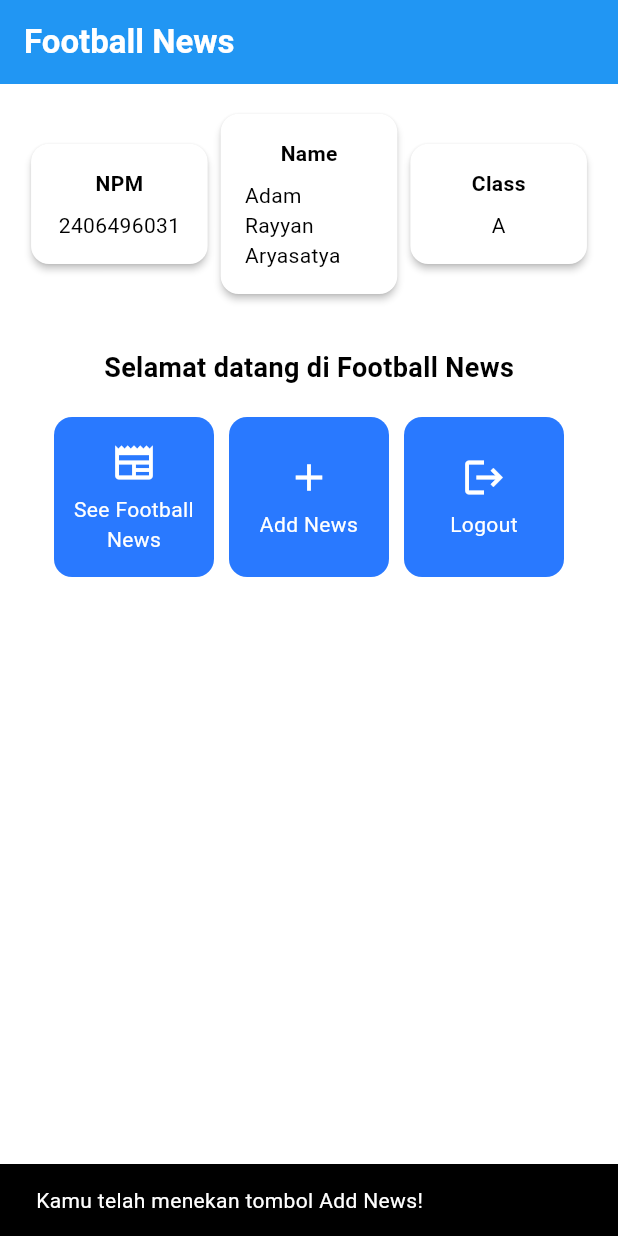
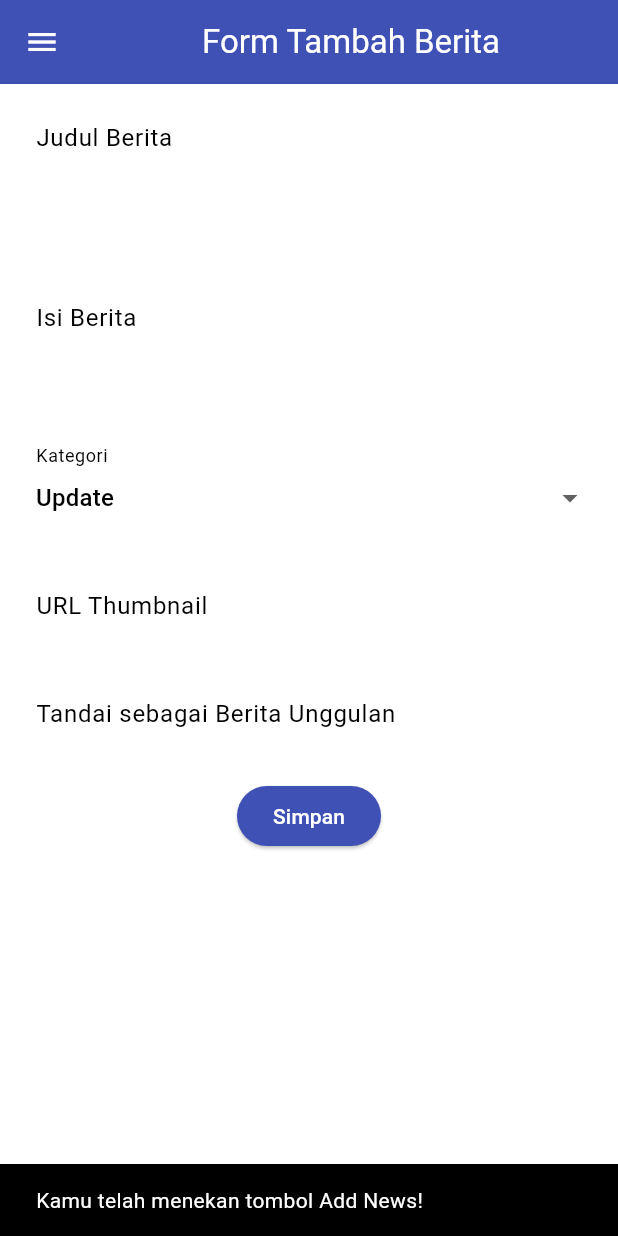
Before and after one commit to adamrayyana/football-news-mobile, a Flutter app: the screen it shows after launch, after a tap on "Add News", on a phone screen of 412 x 824 dp. Run offline on Flutter 3.47's test engine with Material 3 defaults, Android fonts, the phone set to English and light mode, and no system bars.

Commit message:
tutorial 7

```diff
--- a/lib/main.dart
+++ b/lib/main.dart
@@ -1,5 +1,5 @@
 import 'package:flutter/material.dart';
-import 'package:football_news/menu.dart';
+import 'package:football_news/screens/menu.dart';
 
 void main() {
   runApp(const MyApp());
--- a/lib/menu.dart
+++ b/lib/screens/menu.dart
@@ -1,4 +1,6 @@
 import 'package:flutter/material.dart';
+import 'package:football_news/widgets/left_drawer.dart';
+import 'package:football_news/widgets/news_card.dart';
 
 class MyHomePage extends StatelessWidget {
   MyHomePage({super.key});
@@ -30,6 +32,7 @@ class MyHomePage extends StatelessWidget {
         // Warna latar belakang AppBar diambil dari skema warna tema aplikasi.
         backgroundColor: Theme.of(context).colorScheme.primary,
       ),
+      drawer: const LeftDrawer(),
       // Body halaman dengan padding di sekelilingnya.
       body: Padding(
         padding: const EdgeInsets.all(16.0),
@@ -80,7 +83,7 @@ class MyHomePage extends StatelessWidget {
 
                     // Menampilkan ItemCard untuk setiap item dalam list items.
                     children: items.map((ItemHomepage item) {
-                      return ItemCard(item);
+                      return ItemCard(name: item.name, icon: item.icon);
                     }).toList(),
                   ),
                 ],
@@ -126,60 +129,6 @@ class InfoCard extends StatelessWidget {
   }
 }
 
-class ItemCard extends StatelessWidget {
-  // Menampilkan kartu dengan ikon dan nama.
-
-  final ItemHomepage item;
-
-  const ItemCard(this.item, {super.key});
-
-  @override
-  Widget build(BuildContext context) {
-    return Material(
-      // Menentukan warna latar belakang dari tema aplikasi.
-      color: Theme.of(context).colorScheme.secondary,
-      // Membuat sudut kartu melengkung.
-      borderRadius: BorderRadius.circular(12),
-
-      child: InkWell(
-        // Aksi ketika kartu ditekan.
-        onTap: () {
-          // Menampilkan pesan SnackBar saat kartu ditekan.
-          ScaffoldMessenger.of(context)
-            ..hideCurrentSnackBar()
-            ..showSnackBar(
-              SnackBar(content: Text("Kamu telah menekan tombol ${item.name}!"))
-            );
-        },
-        // Container untuk menyimpan Icon dan Text
-        child: Container(
-          padding: const EdgeInsets.all(8),
-          child: Center(
-            child: Column(
-              // Menyusun ikon dan teks di tengah kartu.
-              mainAxisAlignment: MainAxisAlignment.center,
-              children: [
-                Icon(
-                  item.icon,
-                  color: Colors.white,
-                  size: 30.0,
-                ),
-                const Padding(padding: EdgeInsets.all(3)),
-                Text(
-                  item.name,
-                  textAlign: TextAlign.center,
-                  style: const TextStyle(color: Colors.white),
-                ),
-              ],
-            ),
-          ),
-        ),
-      ),
-    );
-  }
-
-}
-
 class ItemHomepage {
  final String name;
  final IconData icon;
--- /dev/null
+++ b/lib/screens/newslist_form.dart
@@ -0,0 +1,219 @@
+import 'package:flutter/material.dart';
+import 'package:football_news/widgets/left_drawer.dart';
+
+class NewsFormPage extends StatefulWidget {
+  const NewsFormPage({super.key});
+
+  @override
+  State<NewsFormPage> createState() => _NewsFormPageState();
+}
+
+class _NewsFormPageState extends State<NewsFormPage> {
+  final _formKey = GlobalKey<FormState>();
+
+  String _title = "";
+  String _content = "";
+  String _category = "update"; // default
+  String _thumbnail = "";
+  bool _isFeatured = false; // default
+
+  final List<String> _categories = [
+    'transfer',
+    'update',
+    'exclusive',
+    'match',
+    'rumor',
+    'analysis',
+  ];
+
+  @override
+  Widget build(BuildContext context) {
+    return Scaffold(
+      appBar: AppBar(
+        title: const Center(
+          child: Text(
+            'Form Tambah Berita',
+          ),
+        ),
+        backgroundColor: Colors.indigo,
+        foregroundColor: Colors.white,
+      ),
+      drawer: const LeftDrawer(),
+      body: Form(
+        key: _formKey,
+        child: SingleChildScrollView(
+          child: Column(
+            crossAxisAlignment: CrossAxisAlignment.start,
+            children: [
+              // === Title ===
+              Padding(
+                padding: const EdgeInsets.all(8.0),
+                child: TextFormField(
+                  decoration: InputDecoration(
+                    hintText: "Judul Berita",
+                    labelText: "Judul Berita",
+                    border: OutlineInputBorder(
+                      borderRadius: BorderRadius.circular(5.0),
+                    ),
+                  ),
+                  onChanged: (String? value) {
+                    setState(() {
+                      _title = value!;
+                    });
+                  },
+                  validator: (String? value) {
+                    if (value == null || value.isEmpty) {
+                      return "Judul tidak boleh kosong!";
+                    }
+                    return null;
+                  },
+                ),
+              ),
+
+              // === Content ===
+              Padding(
+                padding: const EdgeInsets.all(8.0),
+                child: TextFormField(
+                  maxLines: 5,
+                  decoration: InputDecoration(
+                    hintText: "Isi Berita",
+                    labelText: "Isi Berita",
+                    border: OutlineInputBorder(
+                      borderRadius: BorderRadius.circular(5.0),
+                    ),
+                  ),
+                  onChanged: (String? value) {
+                    setState(() {
+                      _content = value!;
+                    });
+                  },
+                  validator: (String? value) {
+                    if (value == null || value.isEmpty) {
+                      return "Isi berita tidak boleh kosong!";
+                    }
+                    return null;
+                  },
+                ),
+              ),
+
+              // === Category ===
+              Padding(
+                padding: const EdgeInsets.all(8.0),
+                child: DropdownButtonFormField<String>(
+                  decoration: InputDecoration(
+                    labelText: "Kategori",
+                    border: OutlineInputBorder(
+                      borderRadius: BorderRadius.circular(5.0),
+                    ),
+                  ),
+                  value: _category,
+                  items: _categories
+                      .map((cat) => DropdownMenuItem(
+                            value: cat,
+                            child: Text(cat[0].toUpperCase() + cat.substring(1)),
+                          ))
+                      .toList(),
+                  onChanged: (String? newValue) {
+                    setState(() {
+                      _category = newValue!;
+                    });
+                  },
+                ),
+              ),
+
+              // === Thumbnail URL ===
+              Padding(
+                padding: const EdgeInsets.all(8.0),
+                child: TextFormField(
+                  decoration: InputDecoration(
+                    hintText: "URL Thumbnail (opsional)",
+                    labelText: "URL Thumbnail",
+                    border: OutlineInputBorder(
+                      borderRadius: BorderRadius.circular(5.0),
+                    ),
+                  ),
+                  onChanged: (String? value) {
+                    setState(() {
+                      _thumbnail = value!;
+                    });
+                  },
+                ),
+              ),
+
+              // === Is Featured ===
+              Padding(
+                padding: const EdgeInsets.all(8.0),
+                child: SwitchListTile(
+                  title: const Text("Tandai sebagai Berita Unggulan"),
+                  value: _isFeatured,
+                  onChanged: (bool value) {
+                    setState(() {
+                      _isFeatured = value;
+                    });
+                  },
+                ),
+              ),
+
+              // === Tombol Simpan ===
+              Align(
+                alignment: Alignment.bottomCenter,
+                child: Padding(
+                  padding: const EdgeInsets.all(8.0),
+                  child: ElevatedButton(
+                    style: ButtonStyle(
+                      backgroundColor: MaterialStateProperty.all(Colors.indigo),
+                    ),
+                    onPressed: () {
+                      if (_formKey.currentState!.validate()) {
+                        showDialog(
+                          context: context,
+                          builder: (context) {
+                            return AlertDialog(
+                              title: const Text('Berita berhasil disimpan!'),
+                              content: SingleChildScrollView(
+                                child: Column(
+                                  crossAxisAlignment: CrossAxisAlignment.start,
+                                  children: [
+                                    Text('Judul: $_title'),
+                                    Text('Isi: $_content'),
+                                    Text('Kategori: $_category'),
+                                    Text('Thumbnail: $_thumbnail'),
+                                    Text('Unggulan: ${_isFeatured ? "Ya" : "Tidak"}'),
+                                  ],
+                                ),
+                              ),
+                              actions: [
+                                TextButton(
+                                  child: const Text('OK'),
+                                  onPressed: () {
+                                    Navigator.pop(context);
+                                  },
+                                ),
+                              ],
+                            );
+                          },
+                        );
+                        _formKey.currentState!.reset();
+                        setState(() {
+                          _title = "";
+                          _content = "";
+                          _category = "update";
+                          _thumbnail = "";
+                          _isFeatured = false;
+                        });
+                      }
+                    },
+                    child: const Text(
+                      "Simpan",
+                      style: TextStyle(color: Colors.white),
+                    ),
+                  ),
+                ),
+              ),
+            ],
+          ),
+        ),
+      ),
+    );
+  }
+}
--- /dev/null
+++ b/lib/widgets/left_drawer.dart
@@ -0,0 +1,72 @@
+import 'package:flutter/material.dart';
+import 'package:football_news/screens/menu.dart';
+import 'package:football_news/screens/newslist_form.dart';
+
+class LeftDrawer extends StatelessWidget {
+  const LeftDrawer({super.key});
+
+  @override
+  Widget build(BuildContext context) {
+    return Drawer(
+      child: ListView(
+        children: [
+          const DrawerHeader(
+            decoration: BoxDecoration(
+              color: Colors.blue,
+            ),
+            child: Column(
+              children: [
+                Text(
+                  'Football News',
+                  textAlign: TextAlign.center,
+                  style: TextStyle(
+                    fontSize: 30,
+                    fontWeight: FontWeight.bold,
+                    color: Colors.white,
+                  ),
+                ),
+                Padding(padding: EdgeInsets.all(10)),
+                Text(
+                  'Seluruh berita sepak bola terkini di sini!',
+                  textAlign: TextAlign.center,
+                  style: TextStyle(
+                    fontSize: 15,
+                    color: Colors.white,
+                    fontWeight: FontWeight.normal,
+                  ),
+                ),
+              ],
+            ),
+          ),
+
+          // Bagian routing
+          ListTile(
+            leading: const Icon(Icons.home_outlined),
+            title: const Text('Home'),
+            onTap: () {
+              Navigator.pushReplacement(
+                context,
+                MaterialPageRoute(
+                  builder: (context) => MyHomePage(),
+                ),
+              );
+            },
+          ),
+          ListTile(
+            leading: const Icon(Icons.post_add),
+            title: const Text('Add News'),
+            onTap: () {
+              Navigator.pushReplacement(
+                context,
+                MaterialPageRoute(
+                  builder: (context) => const NewsFormPage(),
+                ),
+              );
+            },
+          ),
+          // Hapus menu lainnya jika belum dibutuhkan
+        ],
+      ),
+    );
+  }
+}
--- /dev/null
+++ b/lib/widgets/news_card.dart
@@ -0,0 +1,57 @@
+import 'package:flutter/material.dart';
+import 'package:football_news/screens/newslist_form.dart';
+
+class ItemCard extends StatelessWidget {
+  final String name;
+  final IconData icon;
+
+  const ItemCard({super.key, required this.name, required this.icon});
+
+  @override
+  Widget build(BuildContext context) {
+    return Material(
+      color: Theme.of(context).colorScheme.secondary,
+      borderRadius: BorderRadius.circular(12),
+      child: InkWell(
+        onTap: () {
+          ScaffoldMessenger.of(context)
+            ..hideCurrentSnackBar()
+            ..showSnackBar(
+              SnackBar(content: Text("Kamu telah menekan tombol $name!")),
+            );
+
+          // Navigate ke route yang sesuai (tergantung jenis tombol)
+          if (name == "Add News" || name == "Tambah Berita") {
+            Navigator.push(
+              context,
+              MaterialPageRoute(
+                builder: (context) => const NewsFormPage(),
+              ),
+            );
+          }
+        },
+        child: Container(
+          padding: const EdgeInsets.all(8),
+          child: Center(
+            child: Column(
+              mainAxisAlignment: MainAxisAlignment.center,
+              children: [
+                Icon(
+                  icon,
+                  color: Colors.white,
+                  size: 30.0,
+                ),
+                const Padding(padding: EdgeInsets.all(3)),
+                Text(
+                  name,
+                  textAlign: TextAlign.center,
+                  style: const TextStyle(color: Colors.white),
+                ),
+              ],
+            ),
+          ),
+        ),
+      ),
+    );
+  }
+}
```
